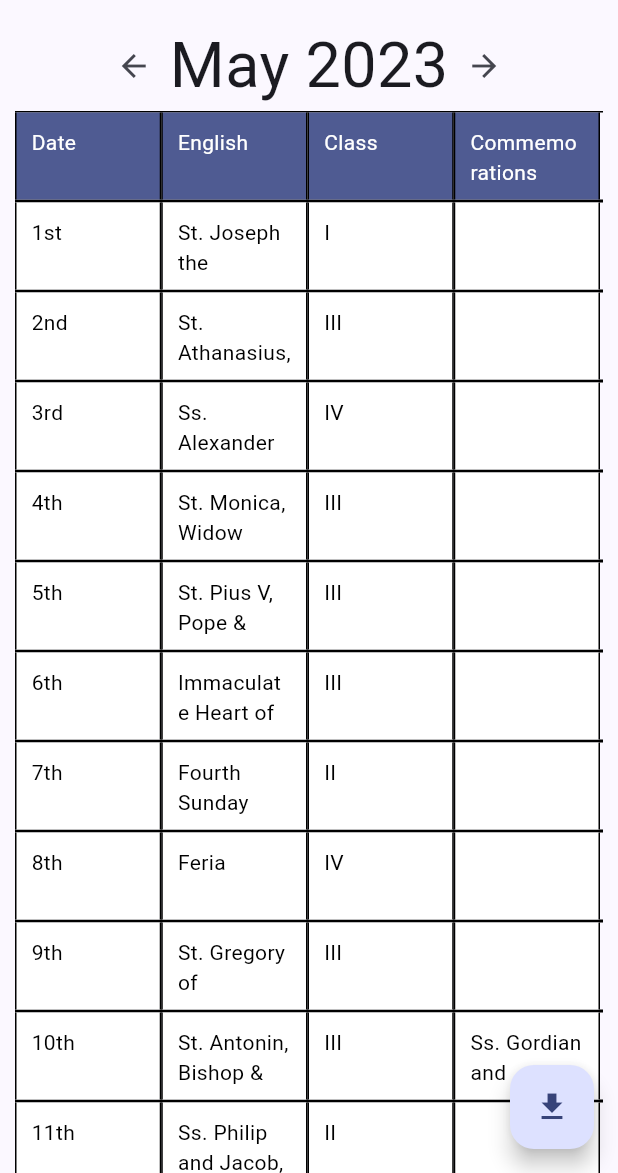
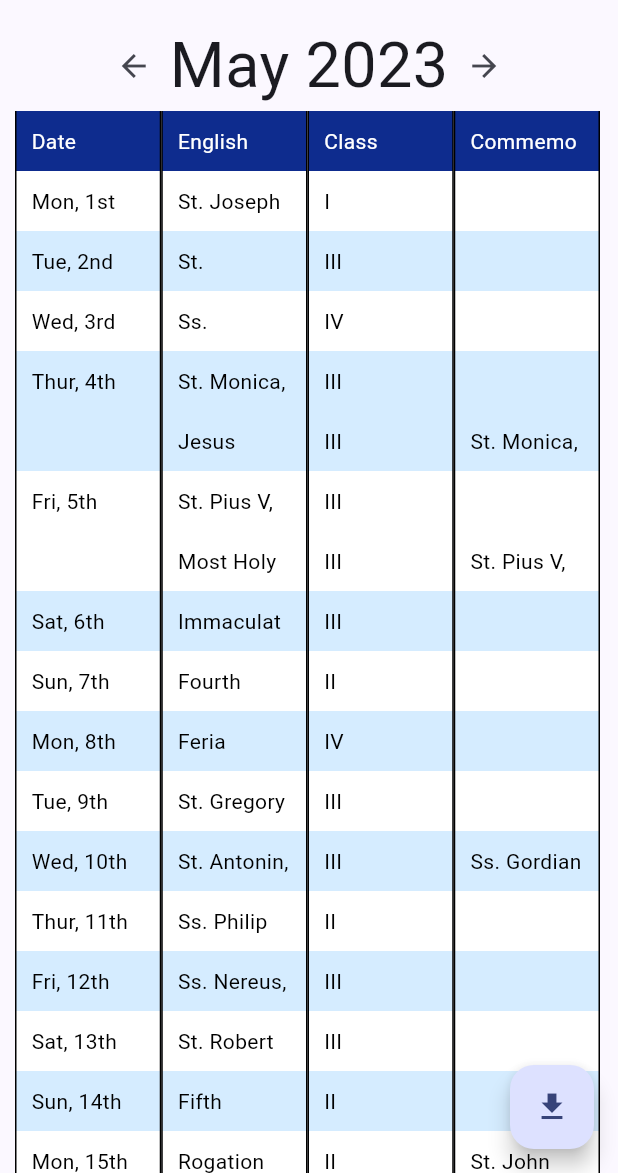
Before and after one commit to T0PC4T/organizer, a Flutter app: the CalendarScreen screen opened directly, after a tap on the "download" icon, on a phone screen of 412 x 824 dp, the part 63-1236 px from its top. Run offline on Flutter 3.47's test engine with Material 2 defaults, Android fonts, the phone set to English and light mode, and no system bars; our stand-ins replace cloud_firestore, firebase_auth, firebase_core, pdf; missing offline and left inert: dart:html; accounts and stored records are empty; statements that could not run were skipped.

```diff
--- a/lib/src/screens/calendar.dart
+++ b/lib/src/screens/calendar.dart
@@ -5,6 +5,7 @@ import 'package:organizer/src/services/liturgical_calendar/calendar.dart';
 import 'package:organizer/src/services/liturgical_calendar/liturgical_calendar.dart';
 import 'package:organizer/src/widgets/cards.dart';
 import 'package:organizer/src/widgets/util.dart';
+import 'package:organizer/theme.dart';
 
 class CalendarScreen extends StatefulWidget {
   const CalendarScreen({super.key});
@@ -17,7 +18,7 @@ class CalendarScreenState extends State<CalendarScreen> {
   int month = DateTime.now().month;
   int year = DateTime.now().year;
   Calendar? calendar;
-  List<List<String>>? data;
+  List<List<Map<String, String>>>? data;
 
   @override
   void initState() {
@@ -40,18 +41,7 @@ class CalendarScreenState extends State<CalendarScreen> {
   }
 
   setDataFromCalendar() {
-    final keys = [
-      "date",
-      "englishName",
-      "class",
-      "commemorations",
-    ];
-    data = calendar
-        ?.getMonthIterable(month)
-        .map((e) => <String>[
-              for (var key in keys) e[0][key]!
-            ]) // TODO: iterate over the feast days, not get just the first one.
-        .toList();
+    data = calendar?.getMonthIterable(month).toList();
   }
 
   static const monthNames = [
@@ -86,9 +76,10 @@ class CalendarScreenState extends State<CalendarScreen> {
     });
   }
 
-  void editData(List<String> row, itemIndex, newValue) {
+  void editData(int day, Map<String, String> option, String key, newValue) {
+    final rowIndex = data![day].indexOf(option);
     setState(() {
-      data![data!.indexOf(row)][itemIndex] = newValue;
+      data![day][rowIndex][key] = newValue;
     });
   }
 
@@ -104,9 +95,18 @@ class CalendarScreenState extends State<CalendarScreen> {
       ),
       floatingActionButton: FloatingActionButton(
         onPressed: () {
-          String csv =
-              "Date,Feast,Class,Commemoration\r\n${data?.map((e) => e.map((e) => e.replaceAll(",", "&comma;")).join(",")).join("\r\n")}";
-
+          List<String> lines = [];
+          lines.add("Date,Feast,Class,Commemoration");
+          for (var day in data!) {
+            List<String> line = [];
+            for (var option in day) {
+              line.add(CalendarRowWidget.dataRowNames
+                  .map((key) => option[key]?.replaceAll(",", "&comma"))
+                  .join(","));
+            }
+            lines.add(line.join("\r\n"));
+          }
+          final csv = lines.join("\r\n");
           download("LiturgicalCalendar${monthNames[month]}$year.csv", csv);
         },
         child: const Icon(Icons.download),
@@ -133,66 +133,90 @@ class CalendarScreenState extends State<CalendarScreen> {
                   icon: const Icon(Icons.arrow_forward)),
             ],
           ),
-          const RowWidget(
-            items: ["Date", "English", "Class", "Commemorations"],
+          const CalendarRowWidget(
+            item: {
+              "date": "Date",
+              "englishName": "English",
+              "class": "Class",
+              "commemorations": "Commemorations",
+            },
             editable: false,
           ),
-          for (var datum in data!)
-            RowWidget(
-              items: datum,
-            ),
+          for (var i = 0; i < data!.length; i++)
+            for (var option in data![i])
+              CalendarRowWidget(
+                item: option,
+                childIndex: i,
+              ),
         ],
       ),
     );
   }
 }
 
-class RowWidget extends StatelessWidget {
-  final List<String> items;
+class CalendarRowWidget extends StatelessWidget {
+  static const dataRowNames = <String>[
+    "date",
+    "englishName",
+    "class",
+    "commemorations",
+  ];
+  final Map<String, String> item;
   final bool editable;
-  const RowWidget({super.key, required this.items, this.editable = true});
+  final int childIndex;
+  const CalendarRowWidget({
+    super.key,
+    required this.item,
+    this.editable = true,
+    this.childIndex = 0,
+  });
 
   @override
   Widget build(BuildContext context) {
     Size size = MediaQuery.of(context).size;
     return Container(
-      height: 60,
+      height: 40,
       width: double.infinity,
       margin: const EdgeInsets.symmetric(horizontal: 10),
       decoration: const BoxDecoration(
         border: Border.symmetric(
-          horizontal: BorderSide(width: 1),
-        ),
+            // horizontal: BorderSide(width: 0.5),
+            ),
       ),
       child: Row(children: [
-        for (var item in items)
+        for (var rowName in dataRowNames)
           GestureDetector(
             onTap: () async {
               if (editable) {
                 final value = await showDialog(
                     context: context,
                     builder: (ctx) {
-                      return ChangeStringModalWidget(currentValue: item);
+                      return ChangeStringModalWidget(
+                          currentValue: item[rowName] ?? "ERROR");
                     });
 
                 if (value is String && context.mounted) {
                   CalendarScreenState.of(context)
-                      ?.editData(items, items.indexOf(item), value);
+                      ?.editData(childIndex, item, rowName, value);
                 }
               }
             },
             child: Container(
-              width: (size.width - 22) / items.length,
+              width: (size.width - 22) / dataRowNames.length,
               height: double.infinity,
               padding: const EdgeInsets.all(10),
               decoration: BoxDecoration(
-                color: editable ? Colors.white : Theme.of(context).primaryColor,
+                color: !editable
+                    ? themePrimary
+                    : (childIndex % 2 == 0)
+                        ? Colors.white
+                        : const Color.fromARGB(255, 213, 236, 255),
                 border: const Border.symmetric(
                   vertical: BorderSide(width: 1),
                 ),
               ),
               child: Text(
-                item,
+                item[rowName] ?? "ERROR",
                 style: TextStyle(color: editable ? Colors.black : Colors.white),
               ),
             ),
--- a/lib/src/screens/home.dart
+++ b/lib/src/screens/home.dart
@@ -67,9 +67,10 @@ class UserWidget extends StatelessWidget {
         (FirestoreService.serve(context, FServices.user) as UserService).data;
     if (user != null) {
       return Card(
+        shape: RoundedRectangleBorder(borderRadius: BorderRadius.circular(20)),
         margin: const EdgeInsets.all(20),
         child: ColoredBox(
-          color: themeData.hoverColor,
+          color: const Color.fromARGB(255, 200, 230, 255),
           child: FractionallySizedBox(
             widthFactor: 0.5,
             heightFactor: 0.9,
--- a/lib/src/services/liturgical_calendar/calendar.dart
+++ b/lib/src/services/liturgical_calendar/calendar.dart
@@ -72,7 +72,7 @@ class Calendar {
     return days.firstWhere((element) => element.getDateFormat() == date);
   }
 
-  String getOrdinalSuffix(i) {
+  String getOrdinalSuffix(int i) {
     var j = i % 10, k = i % 100;
     if (j == 1 && k != 11) {
       return "${i}st";
@@ -86,9 +86,24 @@ class Calendar {
     return "${i}th";
   }
 
-  Map<String, String> formatDataJSON(date, jsonData) {
+  static const weekdays = [
+    "-",
+    "Mon",
+    "Tue",
+    "Wed",
+    "Thur",
+    "Fri",
+    "Sat",
+    "Sun",
+  ];
+
+  Map<String, String> formatDataJSON(
+      DateTime date, Map<String, dynamic> jsonData,
+      {bool alternative = false}) {
     return {
-      "date": getOrdinalSuffix(date),
+      "date": alternative
+          ? ""
+          : '${Calendar.weekdays[date.weekday]}, ${getOrdinalSuffix(date.day)}',
       "latinName": jsonData["latinName"],
       "englishName": jsonData["englishName"],
       "color": jsonData["color"],
@@ -123,23 +138,19 @@ class Calendar {
       final jsonData = element.formatJSON().values.first;
       if (!jsonData.keys.contains("alternatives") ||
           (jsonData["alternatives"] as List).isEmpty) {
-        List<Map<String, String>> a = [
-          formatDataJSON(element.date.day, jsonData)
-        ];
+        List<Map<String, String>> a = [formatDataJSON(element.date, jsonData)];
         yield a;
       } else {
         var nJsonData = json.decode(json.encode(jsonData));
         nJsonData["commemorations"].addAll(nJsonData["alternatives"]
             .where((i) => !isFeriaOrVotiveMass(i["latinName"])));
-        List<Map<String, String>> a = [
-          formatDataJSON(element.date.day, nJsonData)
-        ];
+        List<Map<String, String>> a = [formatDataJSON(element.date, nJsonData)];
         for (int i = 0; i < (jsonData["alternatives"] as List).length; i++) {
           var nJsonData = json.decode(json.encode(jsonData));
           swapMainFeastWithAlternative(nJsonData, i);
           nJsonData["commemorations"].addAll(nJsonData["alternatives"]
               .where((i) => !isFeriaOrVotiveMass(i["latinName"])));
-          a.add(formatDataJSON(element.date.day, nJsonData));
+          a.add(formatDataJSON(element.date, nJsonData, alternative: true));
         }
         yield a;
       }
--- a/lib/src/services/liturgical_calendar/feasts-sanctoral.dart
+++ b/lib/src/services/liturgical_calendar/feasts-sanctoral.dart
@@ -1271,9 +1271,9 @@ const sanctoralFeasts = [
     "color": "red"
   },
   {
-    "date": "07-24",
+    "date": "07-25",
     "latinName": "S. Christophori Martyris",
-    "englishName": "St. Chrisophor, Martyr",
+    "englishName": "St. Chrisopher, Martyr",
     "class": "IV. classis",
     "color": "red"
   },
```
Also changed, not shown: lib/src/screens/login.dart (+12 -8 lines), lib/src/screens/seating.dart (+11 -9 lines), lib/src/services/pdf_gen.dart (+32 -34 lines), pubspec.yaml (+5 -14 lines), assets/fonts/open-sans.ttf (added), pubspec.lock, 1 other file.
